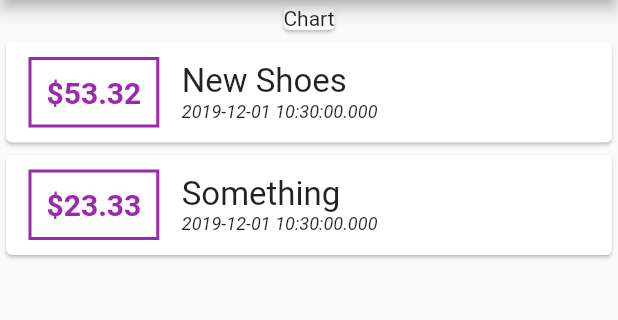
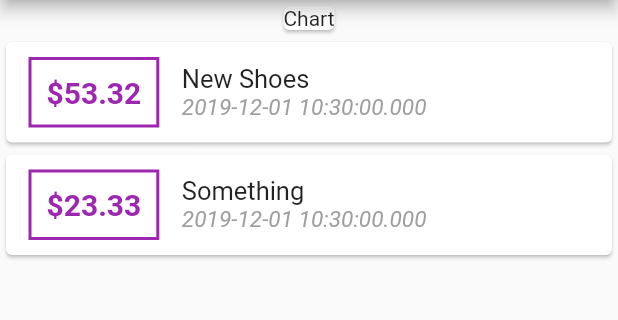
Before and after one commit to NeonArray/flutter-personal-expenses, a Flutter app: the screen it shows after launch, on a phone screen of 412 x 824 dp, the part 84-404 px from its top. Run offline on Flutter 3.47's test engine with Material 2 defaults, Android fonts, the phone set to English and light mode, and no system bars.

Commit message:
Adjust font sizes on transaction text

```diff
--- a/lib/main.dart
+++ b/lib/main.dart
@@ -67,16 +67,17 @@ class MyHomePage extends StatelessWidget {
                                             Text(
                                                 tx.title,
                                                 style: TextStyle(
-                                                    fontSize: 22,
+                                                    fontSize: 17,
                                                     fontWeight: FontWeight.normal,
                                                 )
                                             ),
                                             Text(
                                                 tx.date.toString(),
                                                 style: TextStyle(
-                                                    fontSize: 12,
+                                                    fontSize: 15,
                                                     fontWeight: FontWeight.w400,
                                                     fontStyle: FontStyle.italic,
+                                                    color: Colors.grey,
                                                 )
                                             ),
                                         ],
```
